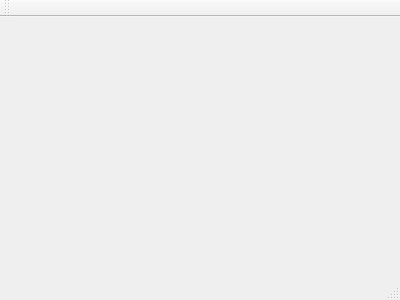
Qt form mainwindow.ui (MaruoLab2015/MultiKinoform) before a commit.
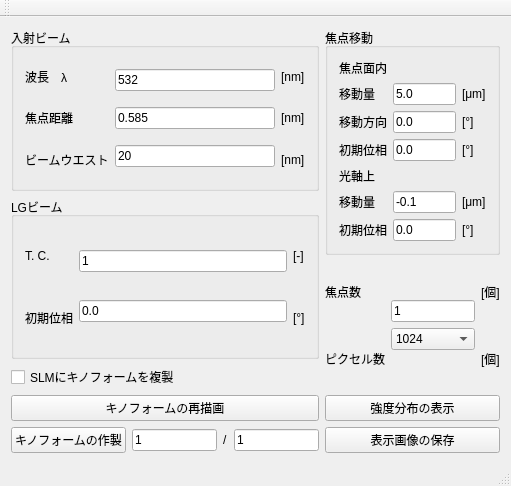
The same form after that commit.

Commit message: create ui like button and lineEdit

```diff
--- a/mainwindow.ui
+++ b/mainwindow.ui
@@ -1,24 +1,556 @@
 <ui version="4.0">
  <class>MainWindow</class>
- <widget class="QMainWindow" name="MainWindow" >
-  <property name="geometry" >
+ <widget class="QMainWindow" name="MainWindow">
+  <property name="geometry">
    <rect>
     <x>0</x>
     <y>0</y>
-    <width>400</width>
-    <height>300</height>
+    <width>511</width>
+    <height>486</height>
    </rect>
   </property>
   <property name="windowTitle" >
    <string>MainWindow</string>
   </property>
-  <widget class="QMenuBar" name="menuBar" />
-  <widget class="QToolBar" name="mainToolBar" />
-  <widget class="QWidget" name="centralWidget" />
-  <widget class="QStatusBar" name="statusBar" />
+  <widget class="QWidget" name="centralWidget">
+   <layout class="QGridLayout" name="gridLayout_4">
+    <item row="0" column="0">
+     <layout class="QHBoxLayout" name="horizontalLayout_6">
+      <item>
+       <layout class="QVBoxLayout" name="verticalLayout_22">
+        <item>
+         <layout class="QVBoxLayout" name="verticalLayout_7">
+          <item>
+           <widget class="QGroupBox" name="groupBox">
+            <property name="title">
+             <string>入射ビーム</string>
+            </property>
+            <layout class="QGridLayout" name="gridLayout">
+             <item row="0" column="0">
+              <layout class="QHBoxLayout" name="horizontalLayout">
+               <item>
+                <layout class="QVBoxLayout" name="verticalLayout_3">
+                 <item>
+                  <widget class="QLabel" name="label">
+                   <property name="text">
+                    <string>波長　λ</string>
+                   </property>
+                  </widget>
+                 </item>
+                 <item>
+                  <widget class="QLabel" name="label_2">
+                   <property name="text">
+                    <string>焦点距離</string>
+                   </property>
+                  </widget>
+                 </item>
+                 <item>
+                  <widget class="QLabel" name="label_3">
+                   <property name="text">
+                    <string>ビームウエスト</string>
+                   </property>
+                  </widget>
+                 </item>
+                </layout>
+               </item>
+               <item>
+                <layout class="QVBoxLayout" name="verticalLayout">
+                 <item>
+                  <widget class="QLineEdit" name="waveLengthLineEdit">
+                   <property name="text">
+                    <string>532</string>
+                   </property>
+                  </widget>
+                 </item>
+                 <item>
+                  <widget class="QLineEdit" name="focalLengthLineEdit">
+                   <property name="text">
+                    <string>0.585</string>
+                   </property>
+                  </widget>
+                 </item>
+                 <item>
+                  <widget class="QLineEdit" name="beamWaistLineEdit">
+                   <property name="text">
+                    <string>20</string>
+                   </property>
+                  </widget>
+                 </item>
+                </layout>
+               </item>
+               <item>
+                <layout class="QVBoxLayout" name="verticalLayout_2">
+                 <item>
+                  <widget class="QLabel" name="label_4">
+                   <property name="text">
+                    <string>[nm]</string>
+                   </property>
+                  </widget>
+                 </item>
+                 <item>
+                  <widget class="QLabel" name="label_5">
+                   <property name="text">
+                    <string>[nm]</string>
+                   </property>
+                  </widget>
+                 </item>
+                 <item>
+                  <widget class="QLabel" name="label_6">
+                   <property name="text">
+                    <string>[nm]</string>
+                   </property>
+                  </widget>
+                 </item>
+                </layout>
+               </item>
+              </layout>
+             </item>
+            </layout>
+           </widget>
+          </item>
+          <item>
+           <widget class="QGroupBox" name="groupBox_2">
+            <property name="title">
+             <string>LGビーム</string>
+            </property>
+            <layout class="QGridLayout" name="gridLayout_2">
+             <item row="0" column="0">
+              <layout class="QHBoxLayout" name="horizontalLayout_2">
+               <item>
+                <layout class="QVBoxLayout" name="verticalLayout_4">
+                 <item>
+                  <widget class="QLabel" name="label_7">
+                   <property name="text">
+                    <string>T. C.</string>
+                   </property>
+                  </widget>
+                 </item>
+                 <item>
+                  <widget class="QLabel" name="label_8">
+                   <property name="text">
+                    <string>初期位相</string>
+                   </property>
+                  </widget>
+                 </item>
+                </layout>
+               </item>
+               <item>
+                <layout class="QVBoxLayout" name="verticalLayout_5">
+                 <item>
+                  <widget class="QLineEdit" name="tcLineEdit">
+                   <property name="text">
+                    <string>1</string>
+                   </property>
+                  </widget>
+                 </item>
+                 <item>
+                  <widget class="QLineEdit" name="initialPhaseLLineEdit">
+                   <property name="text">
+                    <string>0.0</string>
+                   </property>
+                  </widget>
+                 </item>
+                </layout>
+               </item>
+               <item>
+                <layout class="QVBoxLayout" name="verticalLayout_6">
+                 <item>
+                  <widget class="QLabel" name="label_10">
+                   <property name="text">
+                    <string>[-]</string>
+                   </property>
+                  </widget>
+                 </item>
+                 <item>
+                  <widget class="QLabel" name="label_11">
+                   <property name="text">
+                    <string>[°]</string>
+                   </property>
+                  </widget>
+                 </item>
+                </layout>
+               </item>
+              </layout>
+             </item>
+            </layout>
+           </widget>
+          </item>
+         </layout>
+        </item>
+        <item>
+         <widget class="QCheckBox" name="copyToSLMCheckBox">
+          <property name="layoutDirection">
+           <enum>Qt::LeftToRight</enum>
+          </property>
+          <property name="text">
+           <string>SLMにキノフォームを複製</string>
+          </property>
+         </widget>
+        </item>
+        <item>
+         <widget class="QPushButton" name="showKinoformButton">
+          <property name="text">
+           <string>キノフォームの再描画</string>
+          </property>
+         </widget>
+        </item>
+        <item>
+         <layout class="QHBoxLayout" name="horizontalLayout_8">
+          <item>
+           <widget class="QPushButton" name="convertButton">
+            <property name="text">
+             <string>キノフォームの作製</string>
+            </property>
+           </widget>
+          </item>
+          <item>
+           <layout class="QHBoxLayout" name="horizontalLayout_7">
+            <item>
+             <widget class="QLineEdit" name="numNumeratorLineEdit">
+              <property name="text">
+               <string>1</string>
+              </property>
+              <property name="readOnly">
+               <bool>true</bool>
+              </property>
+             </widget>
+            </item>
+            <item>
+             <widget class="QLabel" name="label_27">
+              <property name="text">
+               <string>/</string>
+              </property>
+             </widget>
+            </item>
+            <item>
+             <widget class="QLineEdit" name="numDenominatorLineEdit">
+              <property name="text">
+               <string>1</string>
+              </property>
+              <property name="readOnly">
+               <bool>true</bool>
+              </property>
+             </widget>
+            </item>
+           </layout>
+          </item>
+         </layout>
+        </item>
+       </layout>
+      </item>
+      <item>
+       <layout class="QVBoxLayout" name="verticalLayout_24">
+        <item>
+         <widget class="QGroupBox" name="groupBox_3">
+          <property name="title">
+           <string>焦点移動</string>
+          </property>
+          <layout class="QGridLayout" name="gridLayout_3">
+           <item row="0" column="0">
+            <layout class="QVBoxLayout" name="verticalLayout_11">
+             <item>
+              <widget class="QLabel" name="label_9">
+               <property name="focusPolicy">
+                <enum>Qt::NoFocus</enum>
+               </property>
+               <property name="text">
+                <string>焦点面内</string>
+               </property>
+              </widget>
+             </item>
+             <item>
+              <layout class="QHBoxLayout" name="horizontalLayout_3">
+               <item>
+                <layout class="QVBoxLayout" name="verticalLayout_8">
+                 <item>
+                  <widget class="QLabel" name="label_12">
+                   <property name="text">
+                    <string>移動量</string>
+                   </property>
+                  </widget>
+                 </item>
+                 <item>
+                  <widget class="QLabel" name="label_13">
+                   <property name="text">
+                    <string>移動方向</string>
+                   </property>
+                  </widget>
+                 </item>
+                 <item>
+                  <widget class="QLabel" name="label_14">
+                   <property name="text">
+                    <string>初期位相</string>
+                   </property>
+                  </widget>
+                 </item>
+                </layout>
+               </item>
+               <item>
+                <layout class="QVBoxLayout" name="verticalLayout_9">
+                 <item>
+                  <widget class="QLineEdit" name="rLineEdit">
+                   <property name="text">
+                    <string>5.0</string>
+                   </property>
+                  </widget>
+                 </item>
+                 <item>
+                  <widget class="QLineEdit" name="phiLineEdit">
+                   <property name="text">
+                    <string>0.0</string>
+                   </property>
+                  </widget>
+                 </item>
+                 <item>
+                  <widget class="QLineEdit" name="initialPhaseRLineEdit">
+                   <property name="text">
+                    <string>0.0</string>
+                   </property>
+                  </widget>
+                 </item>
+                </layout>
+               </item>
+               <item>
+                <layout class="QVBoxLayout" name="verticalLayout_10">
+                 <item>
+                  <widget class="QLabel" name="label_15">
+                   <property name="text">
+                    <string>[μm]</string>
+                   </property>
+                  </widget>
+                 </item>
+                 <item>
+                  <widget class="QLabel" name="label_16">
+                   <property name="text">
+                    <string>[°]</string>
+                   </property>
+                  </widget>
+                 </item>
+                 <item>
+                  <widget class="QLabel" name="label_17">
+                   <property name="text">
+                    <string>[°]</string>
+                   </property>
+                  </widget>
+                 </item>
+                </layout>
+               </item>
+              </layout>
+             </item>
+            </layout>
+           </item>
+           <item row="1" column="0">
+            <widget class="QLabel" name="label_18">
+             <property name="focusPolicy">
+              <enum>Qt::NoFocus</enum>
+             </property>
+             <property name="text">
+              <string>光軸上</string>
+             </property>
+            </widget>
+           </item>
+           <item row="2" column="0">
+            <layout class="QHBoxLayout" name="horizontalLayout_4">
+             <item>
+              <layout class="QVBoxLayout" name="verticalLayout_13">
+               <item>
+                <widget class="QLabel" name="label_19">
+                 <property name="text">
+                  <string>移動量</string>
+                 </property>
+                </widget>
+               </item>
+               <item>
+                <widget class="QLabel" name="label_21">
+                 <property name="text">
+                  <string>初期位相</string>
+                 </property>
+                </widget>
+               </item>
+              </layout>
+             </item>
+             <item>
+              <layout class="QVBoxLayout" name="verticalLayout_14">
+               <item>
+                <widget class="QLineEdit" name="zLineEdit">
+                 <property name="text">
+                  <string>-0.1</string>
+                 </property>
+                </widget>
+               </item>
+               <item>
+                <widget class="QLineEdit" name="initialPhaseZLineEdit">
+                 <property name="text">
+                  <string>0.0</string>
+                 </property>
+                </widget>
+               </item>
+              </layout>
+             </item>
+             <item>
+              <layout class="QVBoxLayout" name="verticalLayout_15">
+               <item>
+                <widget class="QLabel" name="label_22">
+                 <property name="text">
+                  <string>[μm]</string>
+                 </property>
+                </widget>
+               </item>
+               <item>
+                <widget class="QLabel" name="label_24">
+                 <property name="text">
+                  <string>[°]</string>
+                 </property>
+                </widget>
+               </item>
+              </layout>
+             </item>
+            </layout>
+           </item>
+          </layout>
+         </widget>
+        </item>
+        <item>
+         <layout class="QHBoxLayout" name="horizontalLayout_5">
+          <item>
+           <layout class="QVBoxLayout" name="verticalLayout_20">
+            <item>
+             <layout class="QVBoxLayout" name="verticalLayout_16">
+              <item>
+               <widget class="QLabel" name="label_20">
+                <property name="text">
+                 <string>焦点数</string>
+                </property>
+               </widget>
+              </item>
+             </layout>
+            </item>
+            <item>
+             <layout class="QVBoxLayout" name="verticalLayout_19">
+              <item>
+               <widget class="QLabel" name="label_23">
+                <property name="text">
+                 <string>ピクセル数</string>
+                </property>
+               </widget>
+              </item>
+             </layout>
+            </item>
+           </layout>
+          </item>
+          <item>
+           <layout class="QVBoxLayout" name="verticalLayout_23">
+            <item>
+             <layout class="QVBoxLayout" name="verticalLayout_17">
+              <item>
+               <widget class="QLineEdit" name="numLineEdit">
+                <property name="text">
+                 <string>1</string>
+                </property>
+               </widget>
+              </item>
+              <item>
+               <widget class="QComboBox" name="windowSizeComboBox">
+                <item>
+                 <property name="text">
+                  <string>1024</string>
+                 </property>
+                </item>
+                <item>
+                 <property name="text">
+                  <string>512</string>
+                 </property>
+                </item>
+                <item>
+                 <property name="text">
+                  <string>256</string>
+                 </property>
+                </item>
+                <item>
+                 <property name="text">
+                  <string>128</string>
+                 </property>
+                </item>
+                <item>
+                 <property name="text">
+                  <string>64</string>
+                 </property>
+                </item>
+               </widget>
+              </item>
+             </layout>
+            </item>
+           </layout>
+          </item>
+          <item>
+           <layout class="QVBoxLayout" name="verticalLayout_12">
+            <item>
+             <layout class="QVBoxLayout" name="verticalLayout_18">
+              <item>
+               <widget class="QLabel" name="label_25">
+                <property name="text">
+                 <string>[個]</string>
+                </property>
+               </widget>
+              </item>
+             </layout>
+            </item>
+            <item>
+             <layout class="QVBoxLayout" name="verticalLayout_21">
+              <item>
+               <widget class="QLabel" name="label_26">
+                <property name="text">
+                 <string>[個]</string>
+                </property>
+               </widget>
+              </item>
+             </layout>
+            </item>
+           </layout>
+          </item>
+         </layout>
+        </item>
+        <item>
+         <widget class="QPushButton" name="showIntensityButton">
+          <property name="text">
+           <string>強度分布の表示</string>
+          </property>
+         </widget>
+        </item>
+        <item>
+         <widget class="QPushButton" name="saveButton">
+          <property name="text">
+           <string>表示画像の保存</string>
+          </property>
+         </widget>
+        </item>
+       </layout>
+      </item>
+     </layout>
+    </item>
+   </layout>
+  </widget>
+  <widget class="QMenuBar" name="menuBar">
+   <property name="geometry">
+    <rect>
+     <x>0</x>
+     <y>0</y>
+     <width>511</width>
+     <height>22</height>
+    </rect>
+   </property>
+  </widget>
+  <widget class="QToolBar" name="mainToolBar">
+   <attribute name="toolBarArea">
+    <enum>TopToolBarArea</enum>
+   </attribute>
+   <attribute name="toolBarBreak">
+    <bool>false</bool>
+   </attribute>
+  </widget>
+  <widget class="QStatusBar" name="statusBar"/>
  </widget>
- <layoutDefault spacing="6" margin="11" />
- <pixmapfunction></pixmapfunction>
+ <layoutdefault spacing="6" margin="11"/>
  <resources/>
  <connections/>
 </ui>
```
Left out of the diff: 3 changed lines with no effect on the pictures.
